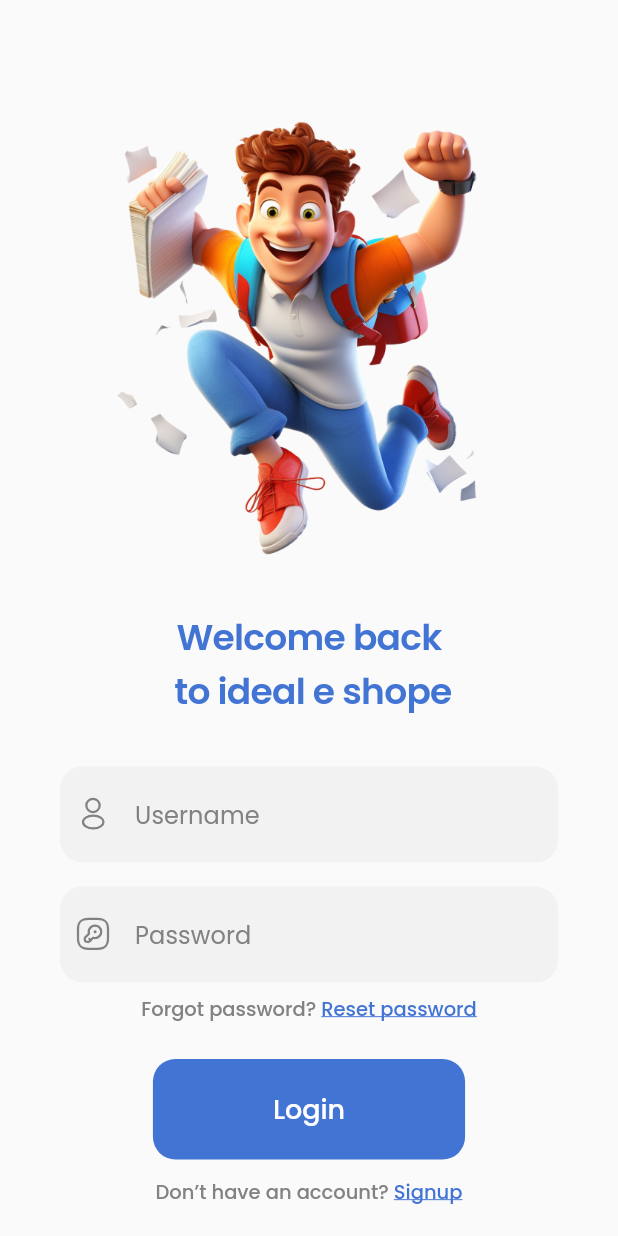
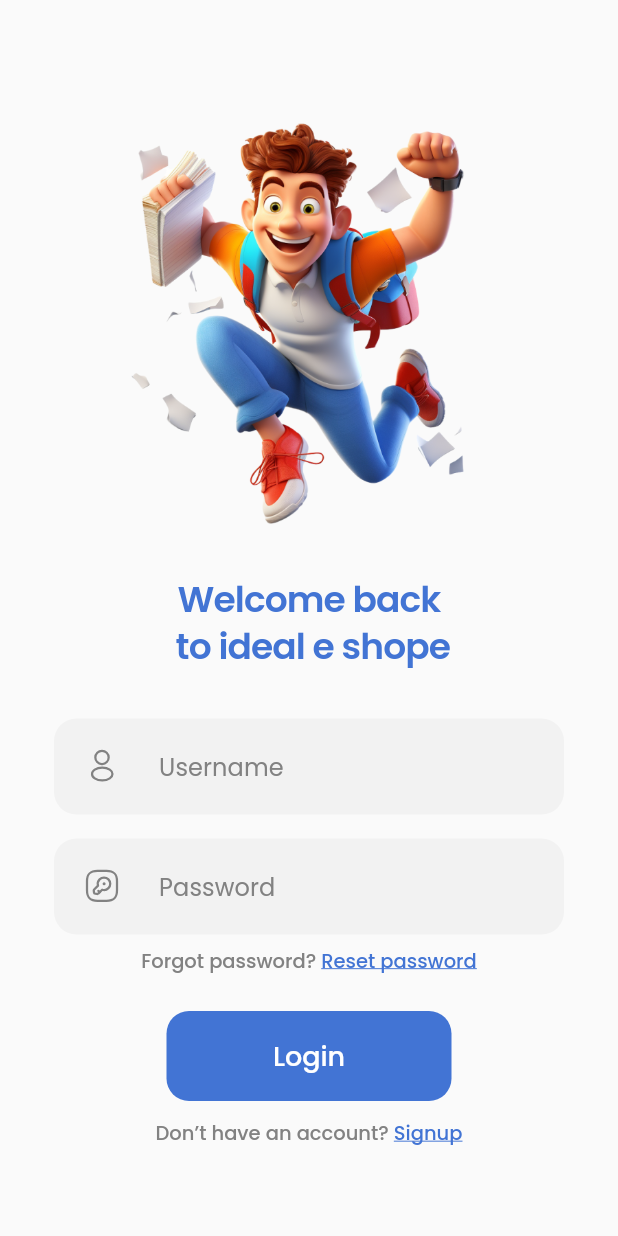
Before and after one commit to Irfan-kc/ideal_promoter, a Flutter app: the SignUpPage screen opened directly, after a tap on "Login", on a phone screen of 412 x 824 dp. Run offline on Flutter 3.47's test engine with Material 2 defaults, Android fonts, the phone set to English and light mode, and no system bars; our stand-ins replace carousel_slider, country_code_picker, fl_chart, flutter_svg, percent_indicator.

Commit message:
login page refactoring

```diff
--- a/lib/constant/text_style.dart
+++ b/lib/constant/text_style.dart
@@ -6,8 +6,8 @@ abstract class AppTextStyle {
       color: AppColors.textPrimary,
       fontWeight: FontWeight.w600,
       fontSize: 24,
-      letterSpacing: -0.48
-      // fontFamily: 'Quicksand',
+      height: 1.3,
+      letterSpacing: -0.6
       );
 
   static const titleText1 = TextStyle(
@@ -16,14 +16,12 @@ abstract class AppTextStyle {
       fontWeight: FontWeight.w500,
       fontSize: 14,
       letterSpacing: -0.197
-      // fontFamily: 'Quicksand',
       );
 
   static const heading2 = TextStyle(
     color: AppColors.black,
     fontWeight: FontWeight.w600,
     fontSize: 24,
-    // fontFamily: 'Quicksand',
   );
 
   static const smallestText = TextStyle(
@@ -42,21 +40,18 @@ abstract class AppTextStyle {
     color: AppColors.black,
     fontWeight: FontWeight.w500,
     fontSize: 16,
-    // fontFamily: 'Quicksand',
   );
 
   static const body3Text = TextStyle(
     color: AppColors.textSecondary,
     fontWeight: FontWeight.w400,
     fontSize: 12,
-    // fontFamily: 'Quicksand',
   );
 
   static const buttonText = TextStyle(
     color: Colors.white,
     fontWeight: FontWeight.w500,
     fontSize: 18,
-    // fontFamily: 'Quicksand',
   );
 
   static const smallText = TextStyle(
@@ -64,7 +59,6 @@ abstract class AppTextStyle {
       fontWeight: FontWeight.w500,
       fontSize: 12,
       letterSpacing: -0.158
-      // fontFamily: 'Quicksand',
       );
 
   static const dataColumnText = TextStyle(
@@ -72,7 +66,6 @@ abstract class AppTextStyle {
       fontWeight: FontWeight.w400,
       fontSize: 10,
       letterSpacing: -0.14
-      // fontFamily: 'Quicksand',
       );
 
   static const text = TextStyle(
--- a/lib/view/screen/home/sign_up_page/sign_up_page.dart
+++ b/lib/view/screen/home/sign_up_page/sign_up_page.dart
@@ -8,7 +8,7 @@ import 'package:provider/provider.dart';
 import '../../../../constant/text_style.dart';
 import '../../../widget/button/medium_button.dart';
 import '../../../widget/custom_textfield.dart';
-import '../../login_page/widget/two_text_line.dart';
+import '../../../widget/button/two_text_line.dart';
 
 class SignUpPage extends StatelessWidget {
   const SignUpPage({super.key});
@@ -170,25 +170,25 @@ class SignUpPage extends StatelessWidget {
                       ),
                     ),
                   ),
-
-                  const Spacer(),
                   const Spacer(),
                   MediumButton(
                     onTap: () {},
-                    text: 'Sign up',
-                    padding: const EdgeInsets.symmetric(
-                        horizontal: 80, vertical: 20),
+                    label: 'Sign up',
                   ),
                   const Spacer(),
                   Row(
                     mainAxisAlignment: MainAxisAlignment.center,
                     children: [
                       TwoTextWidget(
-                        firstText: "Already have an account? ",
-                        scndText: 'Login',
+                        labelText: "Already have an account? ",
+                        actionText: 'Login',
                         onTap: () {
-                          Navigator.push(context,
-                              MaterialPageRoute(builder: (_) => LoginPage()));
+                          Navigator.push(
+                            context,
+                            MaterialPageRoute(
+                              builder: (_) => const LoginPage(),
+                            ),
+                          );
                         },
                       ),
                     ],
--- a/lib/view/screen/login_page/login_page.dart
+++ b/lib/view/screen/login_page/login_page.dart
@@ -1,19 +1,15 @@
-import 'package:flutter/cupertino.dart';
 import 'package:flutter/material.dart';
-import 'package:flutter_svg/flutter_svg.dart';
 import 'package:ideal_promoter/constant/text_style.dart';
 import 'package:ideal_promoter/view/screen/home/home.dart';
 import 'package:ideal_promoter/view/screen/home/sign_up_page/sign_up_page.dart';
-import 'package:ideal_promoter/view/screen/login_page/widget/two_text_line.dart';
+import 'package:ideal_promoter/view/screen/login_page/widget/input_forms.dart';
+import 'package:ideal_promoter/view/screen/login_page/widget/login_image.dart';
+import 'package:ideal_promoter/view/widget/button/two_text_line.dart';
 import 'package:ideal_promoter/view/widget/button/medium_button.dart';
-import 'package:ideal_promoter/view/widget/custom_textfield.dart';
 import 'package:ideal_promoter/view/widget/height_and_width.dart';
 
 class LoginPage extends StatelessWidget {
-  LoginPage({super.key});
-
-  final FocusNode emailFocusNode = FocusNode();
-  final FocusNode passwordFocusNode = FocusNode();
+  const LoginPage({super.key});
 
   @override
   Widget build(BuildContext context) {
@@ -23,13 +19,7 @@ class LoginPage extends StatelessWidget {
         child: Column(
           mainAxisAlignment: MainAxisAlignment.center,
           children: [
-            const KHeight(36),
-            const Flexible(
-              fit: FlexFit.tight,
-              child: Image(
-                image: AssetImage('assets/images/stunning_3D_cartoon.png'),
-              ),
-            ),
+            const ImageWidget(),
             const KHeight(16),
             const Text(
               'Welcome back \n to ideal e shope',
@@ -37,74 +27,37 @@ class LoginPage extends StatelessWidget {
               style: AppTextStyle.h2,
             ),
             const KHeight(32),
-            CustomTextField(
-              value: '',
-              focusNode: emailFocusNode,
-              padding: const EdgeInsets.only(left: 20, right: 20),
-              hintText: 'Username',
-              // prefixIcon: CupertinoIcons.person,
-              keyboardType: TextInputType.emailAddress,
-              onFieldSubmitted: (value) {
-                FocusScope.of(context).requestFocus(passwordFocusNode);
-              },
-              prefix: SizedBox(
-                // color: Colors.black,
-                width: 50,
-                height: 50,
-                child: Center(
-                  child: SvgPicture.asset(
-                    'assets/icons/profile.svg',
-                  ),
-                ),
-              ),
-            ),
-            const KHeight(16),
-            CustomTextField(
-              value: '',
-              padding: const EdgeInsets.only(left: 20, right: 20),
-              hintText: 'Password',
-              // prefixIcon: CupertinoIcons.lock,
-              isPassword: true,
-              focusNode: passwordFocusNode,
-              prefix: SizedBox(
-                // color: Colors.black,
-                width: 50,
-                height: 50,
-                child: Center(
-                  child: SvgPicture.asset(
-                    'assets/icons/key-square.svg',
-                  ),
-                ),
-              ),
-            ),
+            InputForm(),
             const KHeight(8),
             TwoTextWidget(
-              firstText: 'Forgot password? ',
-              scndText: 'Reset password',
+              labelText: 'Forgot password? ',
+              actionText: 'Reset password',
               onTap: () {},
             ),
             const KHeight(24),
             MediumButton(
               onTap: () {
                 Navigator.push(
-                    context, MaterialPageRoute(builder: (_) => const Home()));
+                  context,
+                  MaterialPageRoute(
+                    builder: (_) => const Home(),
+                  ),
+                );
               },
-              text: 'Login',
-              padding: const EdgeInsets.symmetric(horizontal: 80, vertical: 20),
+              label: 'Login',
             ),
             const KHeight(12),
-            Row(
-              mainAxisAlignment: MainAxisAlignment.center,
-              children: [
-                TwoTextWidget(
-                  firstText: "Don’t have an account? ",
-                  scndText: 'Signup',
-                  onTap: () {
-                    Navigator.push(context,
-                        MaterialPageRoute(builder: (_) => const SignUpPage()));
-                  },
-                ),
-              ],
+            TwoTextWidget(
+              labelText: "Don’t have an account? ",
+              actionText: 'Signup',
+              onTap: () {
+                Navigator.push(
+                  context,
+                  MaterialPageRoute(
+                    builder: (_) => const SignUpPage(),
+                  ),
+                );
+              },
             ),
           ],
         ),
--- /dev/null
+++ b/lib/view/screen/login_page/widget/input_forms.dart
@@ -0,0 +1,53 @@
+import 'package:flutter/material.dart';
+import 'package:flutter_svg/flutter_svg.dart';
+import 'package:ideal_promoter/view/widget/custom_textfield.dart';
+import 'package:ideal_promoter/view/widget/height_and_width.dart';
+
+class InputForm extends StatelessWidget {
+  InputForm({super.key});
+
+  final FocusNode emailFocusNode = FocusNode();
+  final FocusNode passwordFocusNode = FocusNode();
+
+  @override
+  Widget build(BuildContext context) {
+    return Column(
+      children: [
+        CustomTextField(
+          focusNode: emailFocusNode,
+          padding: const EdgeInsets.only(left: 16, right: 16),
+          hintText: 'Username',
+          keyboardType: TextInputType.emailAddress,
+          onFieldSubmitted: (value) {
+            FocusScope.of(context).requestFocus(passwordFocusNode);
+          },
+          prefix: SizedBox(
+            width: 70,
+            height: 50,
+            child: Center(
+              child: SvgPicture.asset(
+                'assets/icons/profile.svg',
+              ),
+            ),
+          ),
+        ),
+        const KHeight(16),
+        CustomTextField(
+          padding: const EdgeInsets.only(left: 16, right: 16),
+          hintText: 'Password',
+          isPassword: true,
+          focusNode: passwordFocusNode,
+          prefix: SizedBox(
+            width: 70,
+            height: 50,
+            child: Center(
+              child: SvgPicture.asset(
+                'assets/icons/key-square.svg',
+              ),
+            ),
+          ),
+        ),
+      ],
+    );
+  }
+}
--- /dev/null
+++ b/lib/view/screen/login_page/widget/login_image.dart
@@ -0,0 +1,21 @@
+import 'package:flutter/material.dart';
+
+class ImageWidget extends StatelessWidget {
+  const ImageWidget({super.key});
+
+  @override
+  Widget build(BuildContext context) {
+    return Flexible(
+      child: Container(
+        constraints: const BoxConstraints(
+          maxHeight: 310,
+        ),
+        decoration: const BoxDecoration(
+          image: DecorationImage(
+            image: AssetImage('assets/images/stunning_3D_cartoon.png'),
+          ),
+        ),
+      ),
+    );
+  }
+}
--- a/lib/view/widget/button/medium_button.dart
+++ b/lib/view/widget/button/medium_button.dart
@@ -3,30 +3,35 @@ import 'package:ideal_promoter/constant/const_color.dart';
 import 'package:ideal_promoter/constant/text_style.dart';
 
 class MediumButton extends StatelessWidget {
+  const MediumButton({
+    super.key,
+    required this.onTap,
+    required this.label,
+    this.color,
+  });
+
   final VoidCallback onTap;
-  final String text;
-  final EdgeInsetsGeometry? padding;
+  final String label;
   final Color? color;
-  const MediumButton(
-      {super.key,
-      required this.onTap,
-      required this.text,
-      this.padding,
-      this.color});
 
   @override
   Widget build(BuildContext context) {
     return InkWell(
-        onTap: onTap,
-        child: Container(
-          padding: padding,
-          decoration: BoxDecoration(
-              borderRadius: BorderRadius.circular(15),
-              color: color ?? AppColors.primaryColor),
+      onTap: onTap,
+      child: Container(
+        width: 190,
+        height: 60,
+        decoration: BoxDecoration(
+          borderRadius: BorderRadius.circular(15),
+          color: color ?? AppColors.primaryColor,
+        ),
+        child: Center(
           child: Text(
-            text,
+            label,
             style: AppTextStyle.buttonText,
           ),
-        ));
+        ),
+      ),
+    );
   }
 }
--- a/lib/view/screen/login_page/widget/two_text_line.dart
+++ b/lib/view/widget/button/two_text_line.dart
@@ -1,16 +1,17 @@
 import 'package:flutter/material.dart';
-
-import '../../../../constant/const_color.dart';
+import 'package:ideal_promoter/constant/const_color.dart';
 
 class TwoTextWidget extends StatelessWidget {
-  final String firstText;
-  final String scndText;
+  const TwoTextWidget({
+    super.key,
+    required this.labelText,
+    required this.actionText,
+    required this.onTap,
+  });
+
+  final String labelText;
+  final String actionText;
   final VoidCallback onTap;
-  const TwoTextWidget(
-      {super.key,
-      required this.firstText,
-      required this.scndText,
-      required this.onTap});
 
   @override
   Widget build(BuildContext context) {
@@ -18,7 +19,7 @@ class TwoTextWidget extends StatelessWidget {
       mainAxisAlignment: MainAxisAlignment.center,
       children: [
         Text(
-          firstText,
+          labelText,
           style: const TextStyle(
               color: Color(0xFF828282),
               fontSize: 13,
@@ -27,7 +28,7 @@ class TwoTextWidget extends StatelessWidget {
         InkWell(
           onTap: onTap,
           child: Text(
-            scndText,
+            actionText,
             style: const TextStyle(
               color: AppColors.primaryColor,
               fontSize: 13,
--- a/lib/view/widget/custom_textfield.dart
+++ b/lib/view/widget/custom_textfield.dart
@@ -2,7 +2,7 @@ import 'package:flutter/material.dart';
 import 'package:ideal_promoter/constant/const_color.dart';
 
 class CustomTextField extends StatefulWidget {
-  final String value;
+  final String? value;
   final String? hintText;
   final Widget? prefix;
   final Widget? suffix;
@@ -27,7 +27,7 @@ class CustomTextField extends StatefulWidget {
     this.focusNode,
     this.onFieldSubmitted,
     this.suffix,
-    required this.value,
+    this.value,
     this.onTap,
   });
 
@@ -39,25 +39,13 @@ class _CustomTextFieldState extends State<CustomTextField> {
   final TextEditingController controller = TextEditingController();
 
   @override
-  void initState() {
-    super.initState();
-    controller.text = widget.value;
-  }
-
-  @override
   void dispose() {
     controller.dispose();
-
     super.dispose();
   }
 
   @override
   Widget build(BuildContext context) {
-    WidgetsBinding.instance.addPostFrameCallback((timeStamp) {
-      if (controller.text != widget.value) {
-        controller.text = widget.value.toString();
-      }
-    });
     return Padding(
       padding: widget.padding ?? const EdgeInsets.all(0),
       child: TextFormField(
@@ -66,14 +54,14 @@ class _CustomTextFieldState extends State<CustomTextField> {
           prefixIcon: widget.prefix,
           suffixIcon: widget.suffix,
           prefixStyle: const TextStyle(
-              fontSize: 15,
-              fontWeight: FontWeight.w500,
-              color: AppColors.textSecondary),
+            fontSize: 15,
+            fontWeight: FontWeight.w500,
+            color: AppColors.textSecondary,
+          ),
           border: OutlineInputBorder(
             borderRadius: BorderRadius.circular(15),
             borderSide: BorderSide.none,
           ),
-          // prefix: const KWidth(12),
           fillColor: const Color(0xFFF2F2F2),
           filled: true,
           hintText: widget.hintText,
```
Also changed, not shown: pubspec.lock.
